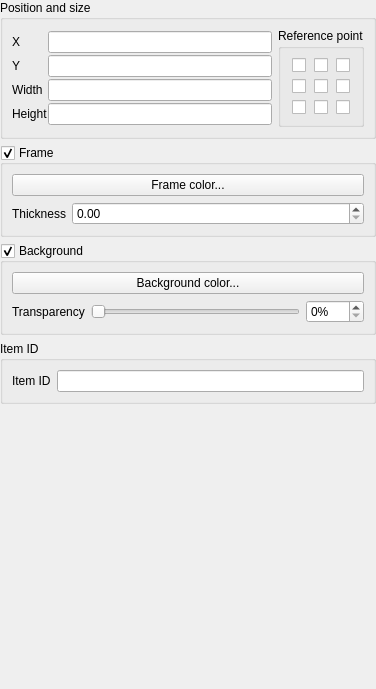
Before: the Qt Designer form src/ui/qgscomposeritemwidgetbase.ui in qgis/QGIS, drawn with Qt 5.
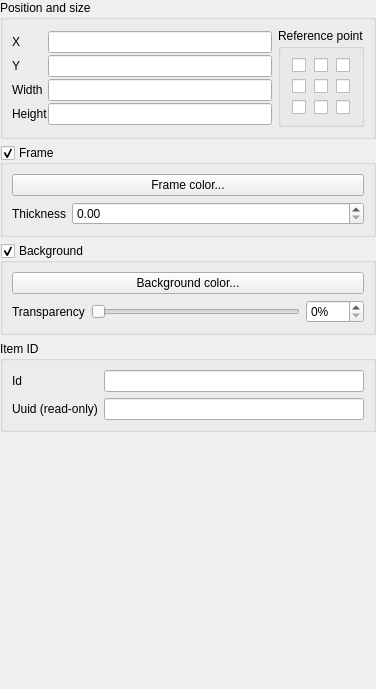
After: the same form once the commit is applied. Custom widgets are drawn as their Qt base class.

Commit message:
Implemented ComposerItem's Uuids
- uuid are kept on cut/paste, but deleted on import template or copy/paste
- removed obsolete id reference in QgsComposerLabelWidget

```diff
--- a/src/ui/qgscomposeritemwidgetbase.ui
+++ b/src/ui/qgscomposeritemwidgetbase.ui
@@ -351,16 +351,30 @@
       <property name="labelAlignment">
        <set>Qt::AlignLeading|Qt::AlignLeft|Qt::AlignVCenter</set>
       </property>
-      <item row="0" column="0">
-       <widget class="QLabel" name="mIdLabel">
+      <item row="1" column="0">
+       <widget class="QLabel" name="mItemUuidLabel">
         <property name="text">
-         <string>Item ID</string>
+         <string>Uuid (read-only)</string>
+        </property>
+       </widget>
+      </item>
+      <item row="1" column="1">
+       <widget class="QLineEdit" name="mItemUuidLineEdit">
+        <property name="readOnly">
+         <bool>true</bool>
         </property>
        </widget>
       </item>
       <item row="0" column="1">
        <widget class="QLineEdit" name="mItemIdLineEdit"/>
       </item>
+      <item row="0" column="0">
+       <widget class="QLabel" name="mItemIdLabel">
+        <property name="text">
+         <string>Id</string>
+        </property>
+       </widget>
+      </item>
      </layout>
     </widget>
    </item>
```
The commit also changes 9 other files.
